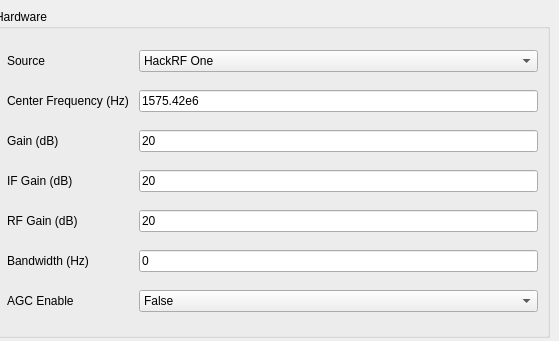
Old version of the form MainWindow.ui in the repository jiachen1119/Jamming-SDR; both pictures show x 306 to 865 and y 0 to 341 of the 865 by 731 pixel window.
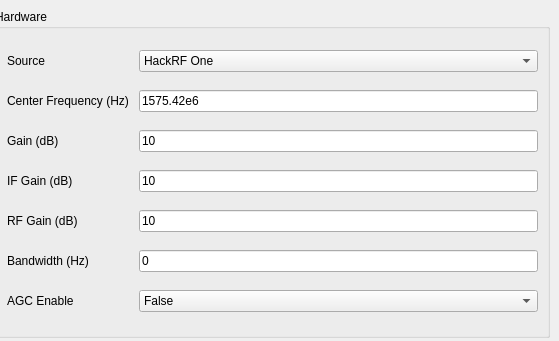
New version of the form.

What changed in the file:
```diff
--- a/MainWindow.ui
+++ b/MainWindow.ui
@@ -195,21 +195,21 @@
        <item row="2" column="1">
         <widget class="QLineEdit" name="lineEdit_gain">
          <property name="text">
-          <string>20</string>
+          <string>10</string>
          </property>
         </widget>
        </item>
        <item row="3" column="1">
         <widget class="QLineEdit" name="lineEdit_IfGain">
          <property name="text">
-          <string>20</string>
+          <string>10</string>
          </property>
         </widget>
        </item>
        <item row="4" column="1">
         <widget class="QLineEdit" name="lineEdit_RfGain">
          <property name="text">
-          <string>20</string>
+          <string>10</string>
          </property>
         </widget>
        </item>
```
Left out of the diff: 14 changed lines with no effect on the pictures.
